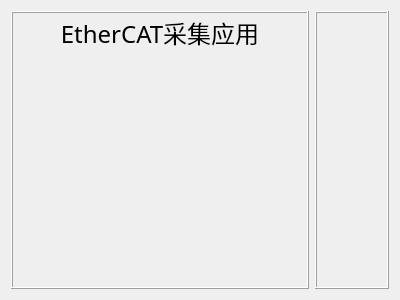
This is EtherCAT_GUI/Plugins_src/Measure_plugins/form_plot.ui in GreatCong/GUI_EC as Qt 5 draws it before an edit. The edited form follows.
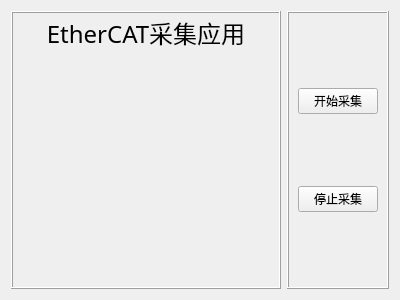
This is the edited form. Custom widgets are drawn as their Qt base class.

The edit to the form file:
```diff
--- a/EtherCAT_GUI/Plugins_src/Measure_plugins/form_plot.ui
+++ b/EtherCAT_GUI/Plugins_src/Measure_plugins/form_plot.ui
@@ -67,6 +67,22 @@
        <property name="frameShadow">
         <enum>QFrame::Raised</enum>
        </property>
+       <layout class="QVBoxLayout" name="verticalLayout_2">
+        <item>
+         <widget class="QPushButton" name="pushButton_PlotStart">
+          <property name="text">
+           <string>开始采集</string>
+          </property>
+         </widget>
+        </item>
+        <item>
+         <widget class="QPushButton" name="pushButton_PlotStop">
+          <property name="text">
+           <string>停止采集</string>
+          </property>
+         </widget>
+        </item>
+       </layout>
       </widget>
      </item>
     </layout>
```
